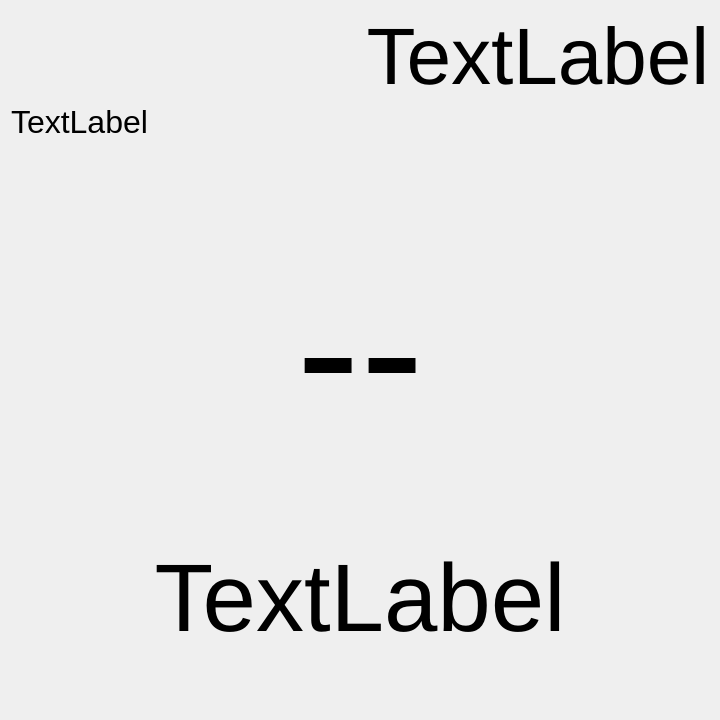
Before: the Qt Designer form weatherfxLite.ui in iachievedit/weatherfxlite, drawn with Qt 5.
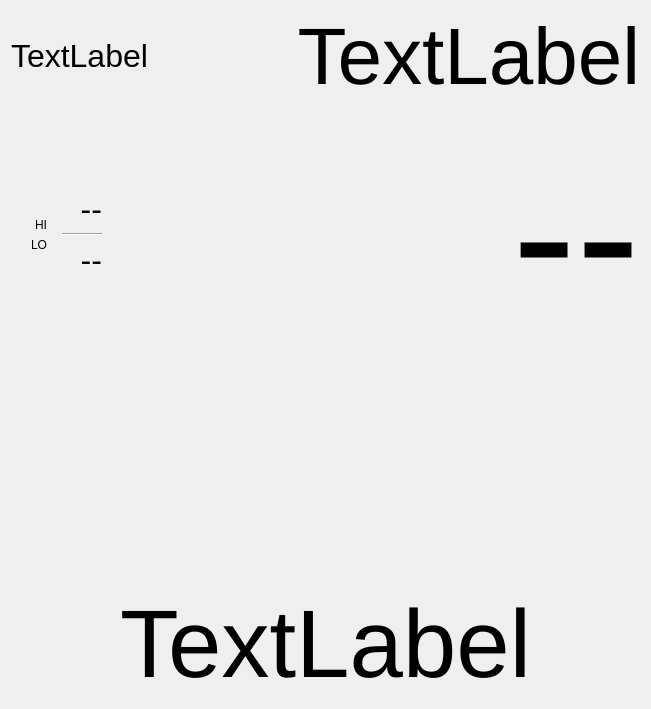
After: the same form once the commit is applied.

The edit to the form file:
```diff
--- a/weatherfxLite.ui
+++ b/weatherfxLite.ui
@@ -6,8 +6,8 @@
    <rect>
     <x>0</x>
     <y>0</y>
-    <width>720</width>
-    <height>720</height>
+    <width>651</width>
+    <height>709</height>
    </rect>
   </property>
   <property name="windowTitle">
@@ -15,9 +15,9 @@
   </property>
   <layout class="QGridLayout" name="gridLayout">
    <item row="0" column="0">
-    <layout class="QVBoxLayout" name="verticalLayout">
+    <layout class="QVBoxLayout" name="verticalLayout_3">
      <item>
-      <layout class="QHBoxLayout" name="horizontalLayout_2">
+      <layout class="QHBoxLayout" name="horizontalLayout">
        <item>
         <widget class="QLabel" name="currentDate">
          <property name="font">
@@ -65,27 +65,12 @@
       </layout>
      </item>
      <item>
-      <widget class="QLabel" name="currentTemperature">
-       <property name="font">
-        <font>
-         <pointsize>144</pointsize>
-        </font>
-       </property>
-       <property name="text">
-        <string>--</string>
-       </property>
-       <property name="alignment">
-        <set>Qt::AlignCenter</set>
-       </property>
-      </widget>
-     </item>
-     <item>
-      <spacer name="verticalSpacer_2">
+      <spacer name="verticalSpacer">
        <property name="orientation">
         <enum>Qt::Vertical</enum>
        </property>
        <property name="sizeType">
-        <enum>QSizePolicy::Maximum</enum>
+        <enum>QSizePolicy::Minimum</enum>
        </property>
        <property name="sizeHint" stdset="0">
         <size>
@@ -95,6 +80,144 @@
        </property>
       </spacer>
      </item>
+     <item>
+      <layout class="QHBoxLayout" name="horizontalLayout_3">
+       <item>
+        <layout class="QHBoxLayout" name="horizontalLayout_2">
+         <item>
+          <spacer name="horizontalSpacer_2">
+           <property name="orientation">
+            <enum>Qt::Horizontal</enum>
+           </property>
+           <property name="sizeType">
+            <enum>QSizePolicy::Fixed</enum>
+           </property>
+           <property name="sizeHint" stdset="0">
+            <size>
+             <width>20</width>
+             <height>20</height>
+            </size>
+           </property>
+          </spacer>
+         </item>
+         <item>
+          <layout class="QVBoxLayout" name="verticalLayout_2">
+           <item>
+            <widget class="QLabel" name="label">
+             <property name="text">
+              <string>HI</string>
+             </property>
+             <property name="alignment">
+              <set>Qt::AlignBottom|Qt::AlignRight|Qt::AlignTrailing</set>
+             </property>
+            </widget>
+           </item>
+           <item>
+            <widget class="QLabel" name="label_2">
+             <property name="text">
+              <string>LO</string>
+             </property>
+             <property name="alignment">
+              <set>Qt::AlignRight|Qt::AlignTop|Qt::AlignTrailing</set>
+             </property>
+            </widget>
+           </item>
+          </layout>
+         </item>
+         <item>
+          <widget class="QFrame" name="frame">
+           <layout class="QVBoxLayout" name="verticalLayout">
+            <item>
+             <widget class="QLabel" name="hiTemp">
+              <property name="font">
+               <font>
+                <pointsize>24</pointsize>
+               </font>
+              </property>
+              <property name="text">
+               <string>--</string>
+              </property>
+              <property name="alignment">
+               <set>Qt::AlignBottom|Qt::AlignRight|Qt::AlignTrailing</set>
+              </property>
+             </widget>
+            </item>
+            <item>
+             <widget class="Line" name="line">
+              <property name="minimumSize">
+               <size>
+                <width>40</width>
+                <height>0</height>
+               </size>
+              </property>
+              <property name="orientation">
+               <enum>Qt::Horizontal</enum>
+              </property>
+             </widget>
+            </item>
+            <item>
+             <widget class="QLabel" name="loTemp">
+              <property name="font">
+               <font>
+                <pointsize>24</pointsize>
+               </font>
+              </property>
+              <property name="text">
+               <string>--</string>
+              </property>
+              <property name="alignment">
+               <set>Qt::AlignRight|Qt::AlignTop|Qt::AlignTrailing</set>
+              </property>
+             </widget>
+            </item>
+           </layout>
+          </widget>
+         </item>
+        </layout>
+       </item>
+       <item>
+        <spacer name="horizontalSpacer">
+         <property name="orientation">
+          <enum>Qt::Horizontal</enum>
+         </property>
+         <property name="sizeHint" stdset="0">
+          <size>
+           <width>40</width>
+           <height>20</height>
+          </size>
+         </property>
+        </spacer>
+       </item>
+       <item>
+        <widget class="QLabel" name="currentTemperature">
+         <property name="font">
+          <font>
+           <pointsize>144</pointsize>
+          </font>
+         </property>
+         <property name="text">
+          <string>--</string>
+         </property>
+         <property name="alignment">
+          <set>Qt::AlignCenter</set>
+         </property>
+        </widget>
+       </item>
+      </layout>
+     </item>
+     <item>
+      <spacer name="verticalSpacer_2">
+       <property name="orientation">
+        <enum>Qt::Vertical</enum>
+       </property>
+       <property name="sizeHint" stdset="0">
+        <size>
+         <width>20</width>
+         <height>40</height>
+        </size>
+       </property>
+      </spacer>
+     </item>
      <item>
       <widget class="QLabel" name="currentCondition">
        <property name="font">
```
